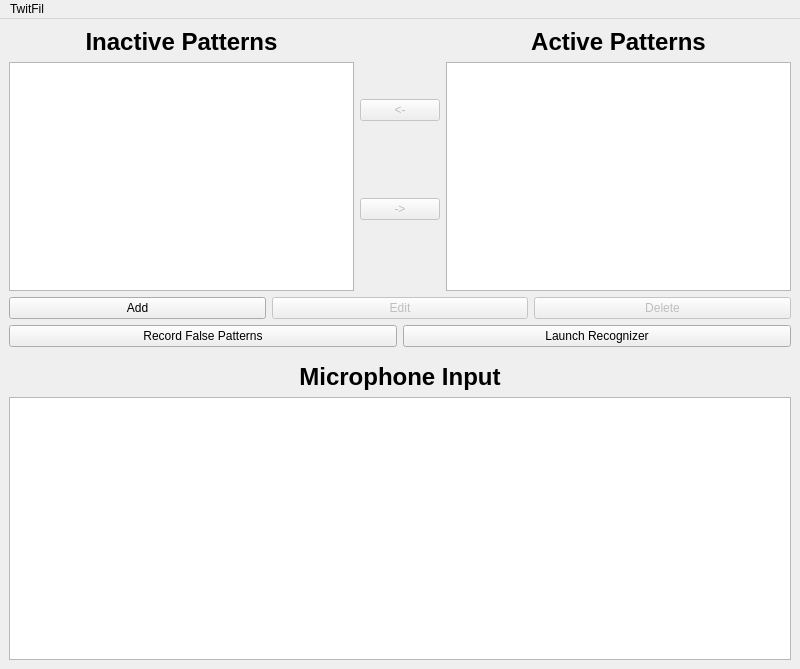
First picture: the form in mainwindow.ui, repository d32f123/master-thesis, before the edit.
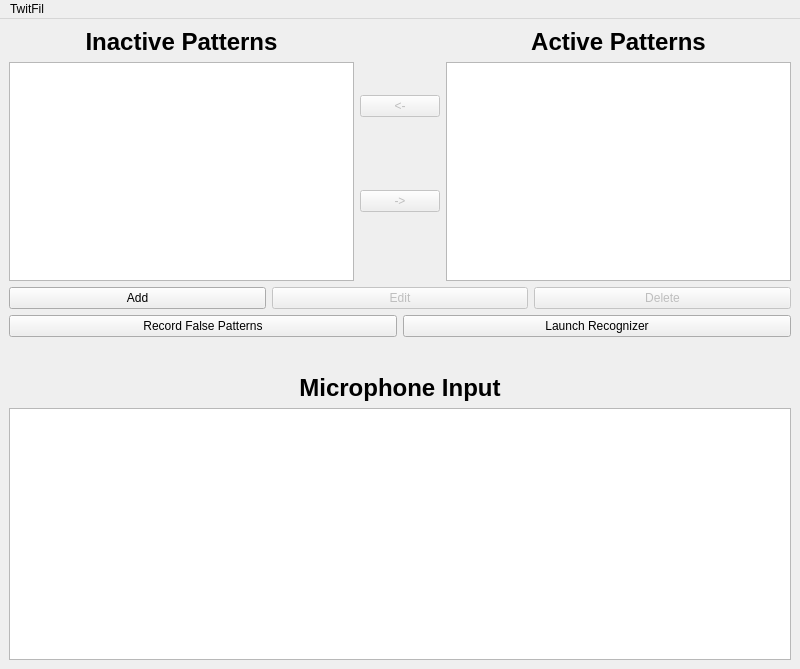
Second picture: the form after the edit. Custom widgets are drawn as their Qt base class.

Diff of the .ui file:
```diff
--- a/mainwindow.ui
+++ b/mainwindow.ui
@@ -166,6 +166,31 @@
         </item>
        </layout>
       </item>
+      <item>
+       <widget class="QWidget" name="micStatusWidget" native="true">
+        <property name="sizePolicy">
+         <sizepolicy hsizetype="Preferred" vsizetype="Fixed">
+          <horstretch>0</horstretch>
+          <verstretch>0</verstretch>
+         </sizepolicy>
+        </property>
+        <property name="minimumSize">
+         <size>
+          <width>0</width>
+          <height>15</height>
+         </size>
+        </property>
+        <property name="baseSize">
+         <size>
+          <width>0</width>
+          <height>15</height>
+         </size>
+        </property>
+        <property name="autoFillBackground">
+         <bool>true</bool>
+        </property>
+       </widget>
+      </item>
       <item>
        <spacer name="verticalSpacer">
         <property name="orientation">
```
